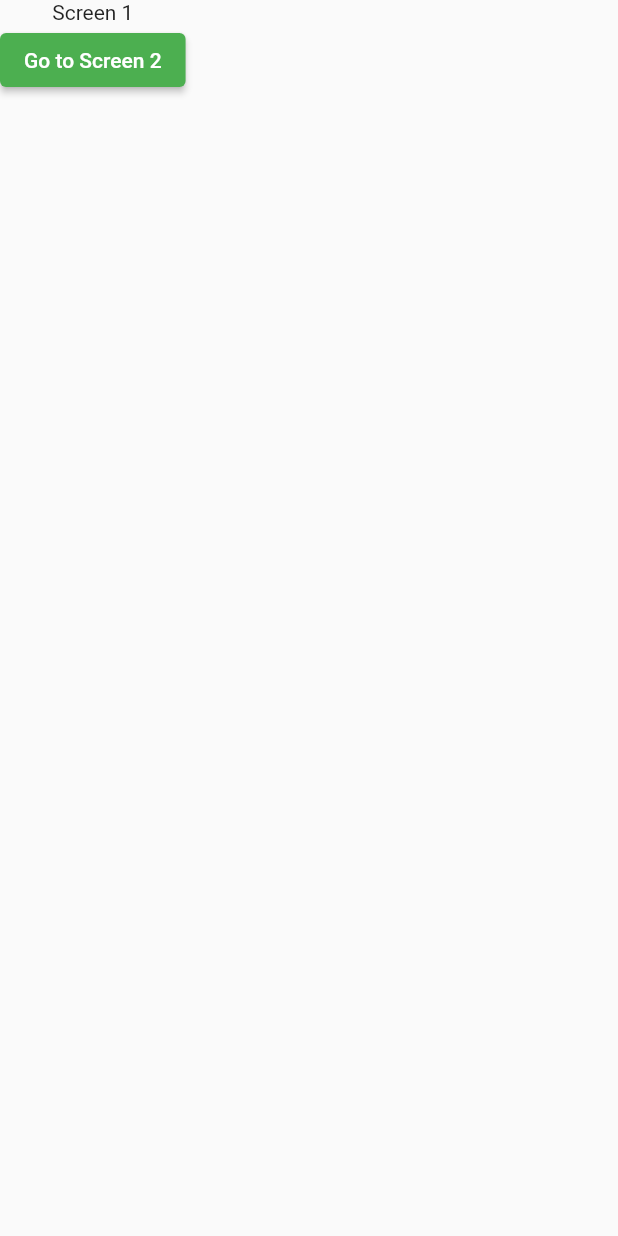
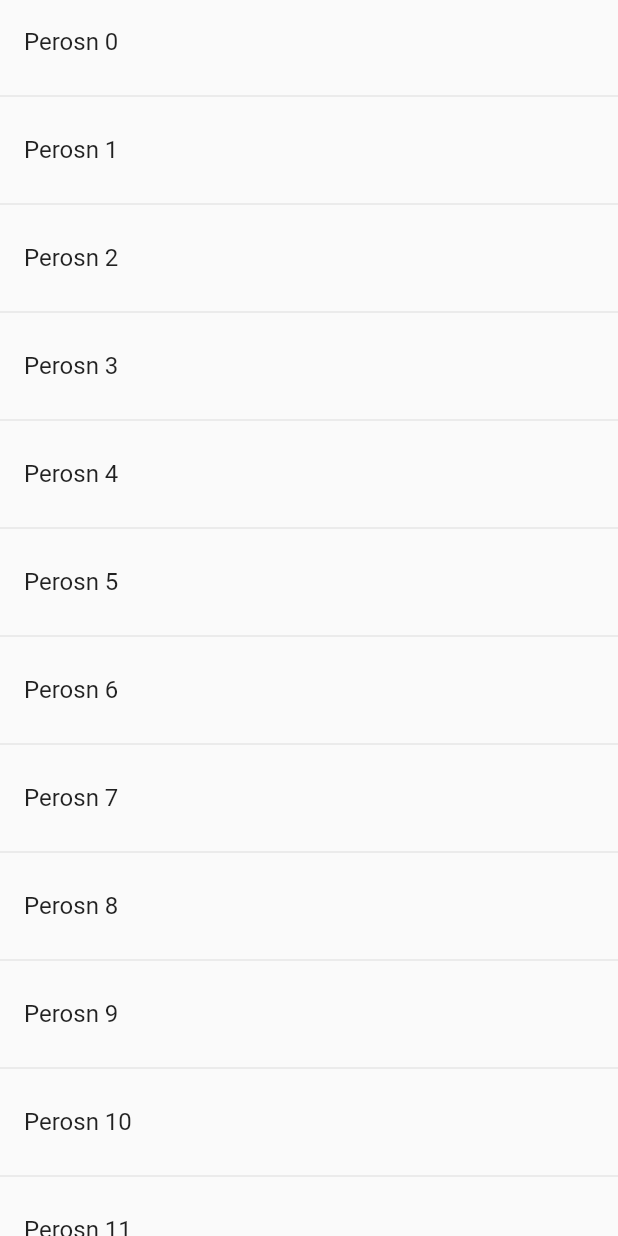
Before and after one commit to mahroofalip/date-with-flutter, a Flutter app: the screen it shows after launch, on a phone screen of 412 x 824 dp. Run offline on Flutter 3.47's test engine with Material 2 defaults, Android fonts, the phone set to English and light mode, and no system bars.

Commit message:
navigating with data from list and show in another screen

```diff
--- a/lib/main.dart
+++ b/lib/main.dart
@@ -14,14 +14,14 @@ class MyApp extends StatelessWidget {
     return MaterialApp(
       theme: ThemeData(primarySwatch: Colors.green),
       home: ScreenOne(),
-      routes: {
-        'screen_1': (ctx) {
-          return ScreenOne();
-        },
-        'screen_2': (ctx) {
-          return ScreenTwo();
-        },
-      },
+      // routes: {
+      //   'screen_1': (ctx) {
+      //     return ScreenOne();
+      //   },
+      //   'screen_2': (ctx) {
+      //     return ScreenTwo();
+      //   },
+      // },
     );
   }
 }
--- a/lib/screenOne.dart
+++ b/lib/screenOne.dart
@@ -10,20 +10,22 @@ class ScreenOne extends StatelessWidget {
   Widget build(BuildContext context) {
     return Scaffold(
       body: SafeArea(
-        child: Column(
-          children: [
-            Text('Screen 1'),
-            ElevatedButton(
-                onPressed: () {
-                  // Navigator.of(context).push(MaterialPageRoute(builder: (ctx) {
-                  //   return ScreenTwo();
-                  // }));
-                  Navigator.of(context).pushNamed('screen_2');
-                },
-                child: Text('Go to Screen 2'))
-          ],
-        ),
-      ),
+          child: ListView.separated(
+              itemBuilder: (ctx, index) {
+                return ListTile(
+                  title: Text('Perosn $index'),
+                  onTap: () {
+                    Navigator.of(context)
+                        .push(MaterialPageRoute(builder: (ctx) {
+                      return ScreenTwo(name: 'Peroson $index');
+                    }));
+                  },
+                );
+              },
+              separatorBuilder: (ctx, index) {
+                return Divider();
+              },
+              itemCount: 30)),
     );
   }
 }
```
Also changed, not shown: lib/screenTwo.dart (+5 -2 lines).
